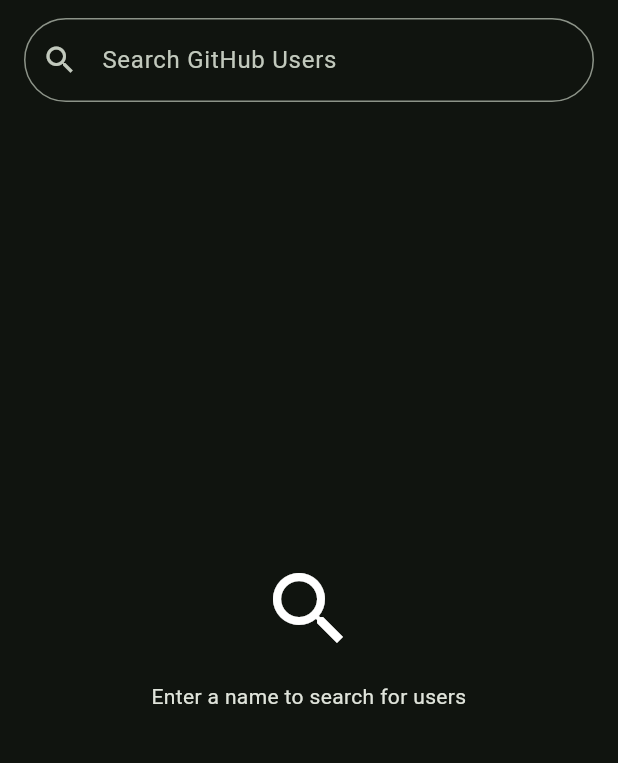
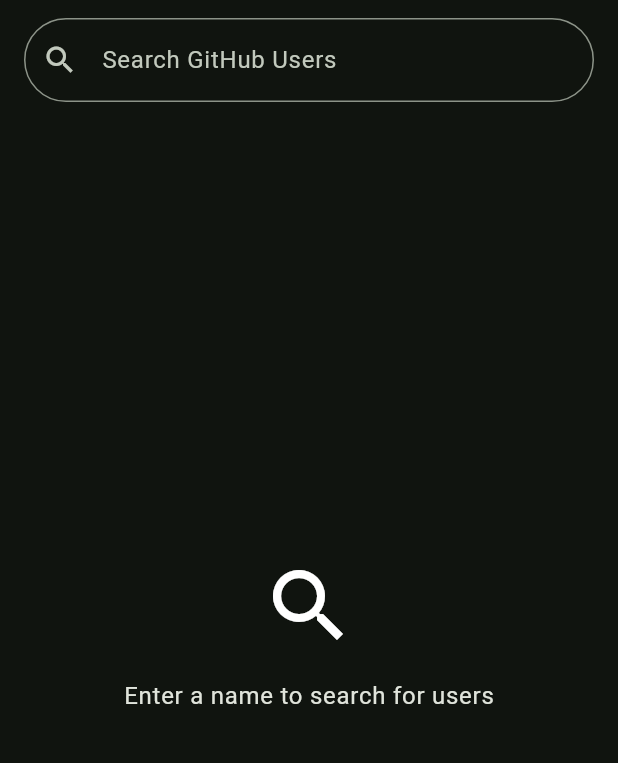
Before and after one commit to prad26/octo_search, a Flutter app: the screen it shows after launch, on a phone screen of 412 x 824 dp, the part 84-847 px from its top. Run offline on Flutter 3.47's test engine with Material 3 defaults, Android fonts, the phone set to English and light mode, and no system bars; our stand-ins replace freezed_annotation.

Commit message:
Add initial profile screen

```diff
--- /dev/null
+++ b/lib/core/widgets/no_data.dart
@@ -0,0 +1,35 @@
+import 'package:flutter/material.dart';
+
+/// A reusable widget for displaying empty state messages.
+///
+/// This widget shows an icon and a message to indicate that no data is available.
+class NoData extends StatelessWidget {
+  final String message;
+  final IconData? icon;
+
+  const NoData({
+    super.key,
+    required this.message,
+    this.icon,
+  });
+
+  @override
+  Widget build(BuildContext context) {
+    return Center(
+      child: Column(
+        mainAxisSize: MainAxisSize.min,
+        spacing: 16,
+        children: [
+          Icon(
+            icon ?? Icons.person_off_outlined,
+            size: 64,
+          ),
+          Text(
+            message,
+            style: Theme.of(context).textTheme.bodyLarge,
+          ),
+        ],
+      ),
+    );
+  }
+}
--- /dev/null
+++ b/lib/data/models/user_profile.dart
@@ -0,0 +1,43 @@
+import 'package:freezed_annotation/freezed_annotation.dart';
+import 'package:octo_search/data/models/datetime_converter.dart';
+
+part 'user_profile.freezed.dart';
+part 'user_profile.g.dart';
+
+/// Model representing a GitHub user profile with detailed information.
+///
+/// This model contains comprehensive information about a GitHub user
+/// as returned by the GitHub API's user endpoint.
+@freezed
+abstract class UserProfile with _$UserProfile {
+  const factory UserProfile({
+    required String login,
+    required int id,
+    @JsonKey(name: 'avatar_url') required String avatarUrl,
+    required String url,
+    @JsonKey(name: 'html_url') required String htmlUrl,
+    @JsonKey(name: 'organizations_url') required String organizationsUrl,
+    @JsonKey(name: 'repos_url') required String reposUrl,
+    required String type,
+    String? name,
+    String? company,
+    String? blog,
+    String? location,
+    String? email,
+    String? bio,
+    @JsonKey(name: 'public_repos') required int publicRepos,
+    @JsonKey(name: 'public_gists') required int publicGists,
+    required int followers,
+    required int following,
+
+    @JsonKey(name: 'created_at')
+    @DateTimeConverter()
+    required DateTime createdAt,
+
+    @JsonKey(name: 'updated_at')
+    @DateTimeConverter()
+    required DateTime updatedAt,
+  }) = _UserProfile;
+
+  factory UserProfile.fromJson(Map<String, dynamic> json) => _$UserProfileFromJson(json);
+}
--- a/lib/features/user_search/screen/user_search.dart
+++ b/lib/features/user_search/screen/user_search.dart
@@ -1,8 +1,12 @@
 import 'package:flutter/material.dart';
+import 'package:octo_search/core/widgets/error_message.dart';
+import 'package:octo_search/core/widgets/loading.dart';
+import 'package:octo_search/core/widgets/no_data.dart';
 import 'package:octo_search/data/api/github_api_service.dart';
 import 'package:octo_search/data/models/user_search.dart';
 import 'package:octo_search/core/widgets/expressive_list_tile.dart';
 import 'package:octo_search/core/widgets/search_input.dart';
+import 'package:octo_search/features/user_profile/screen/user_profile.dart';
 
 /// Screen for searching GitHub users.
 ///
@@ -106,76 +110,27 @@
 
   Widget _buildContent() {
     if (_isLoading) {
-      return const Center(
-        child: Column(
-          mainAxisSize: MainAxisSize.min,
-          spacing: 16,
-          children: [
-            CircularProgressIndicator(),
-            Text('Searching for users...'),
-          ],
-        ),
+      return Loading(
+        message: 'Searching for users...',
       );
     }
 
     if (_errorMessage != null) {
-      return Center(
-        child: Column(
-          mainAxisSize: MainAxisSize.min,
-          spacing: 16,
-          children: [
-            const Icon(
-              Icons.error_outline,
-              size: 48,
-              color: Colors.red,
-            ),
-            Text(
-              _errorMessage!,
-              textAlign: TextAlign.center,
-            ),
-            ElevatedButton.icon(
-              icon: const Icon(Icons.refresh_rounded),
-              label: const Text('Try Again'),
-              onPressed: _fetchUsers,
-            ),
-          ],
-        ),
+      return ErrorMessage(
+        message: _errorMessage!,
+        onRetry: _fetchUsers,
       );
     }
 
     if (_users.isEmpty) {
       if (_hasSearched) {
         // Empty search results
-        return const Center(
-          child: Column(
-            mainAxisSize: MainAxisSize.min,
-            spacing: 16,
-            children: [
-              Icon(
-                Icons.person_off_outlined,
-                size: 64,
-              ),
-              Text('No users found matching your search'),
-            ],
-          ),
-        );
+        return NoData(message: 'No users found matching your search');
       } else {
         // Initial state - no search performed yet
-        return const Center(
-          child: Column(
-            mainAxisSize: MainAxisSize.min,
-            spacing: 16,
-            children: [
-              Icon(
-                Icons.search,
-                size: 64,
-              ),
-              Text(
-                'Enter a name to search for users',
-                textAlign: TextAlign.center,
-              ),
-            ],
-          ),
+        return NoData(
+          message: 'Enter a name to search for users',
+          icon: Icons.search,
         );
       }
     }
@@ -203,7 +158,13 @@
           title: Text(user.login),
           subtitle: Text(user.type),
           onTap: () {
-            print('Tapped on user: ${user.login}');
+            Navigator.of(context).push(
+              MaterialPageRoute(
+                builder: (context) => UserProfileScreen(
+                  username: user.login,
+                ),
+              ),
+            );
           },
         );
       },
--- a/pubspec.yaml
+++ b/pubspec.yaml
@@ -37,6 +37,8 @@
   freezed_annotation: ^3.0.0
   json_annotation: ^4.9.0
   http: ^1.4.0
+  intl: ^0.20.2
+  url_launcher: ^6.3.1
 
 dev_dependencies:
   flutter_test:
```
Also changed, not shown: lib/core/utils/error_snack_bar.dart (added, +34 -0 lines), lib/core/utils/url_launcher.dart (added, +48 -0 lines), lib/core/widgets/error_message.dart (added, +47 -0 lines), lib/core/widgets/loading.dart (added, +31 -0 lines), lib/data/api/github_api_service.dart (+19 -8 lines), lib/data/models/datetime_converter.dart (added, +16 -0 lines), lib/data/models/user_search.dart (+7 -0 lines), lib/features/user_profile/screen/user_profile.dart (added, +248 -0 lines), lib/data/models/user_profile.freezed.dart (added), lib/data/models/user_profile.g.dart (added), pubspec.lock.
